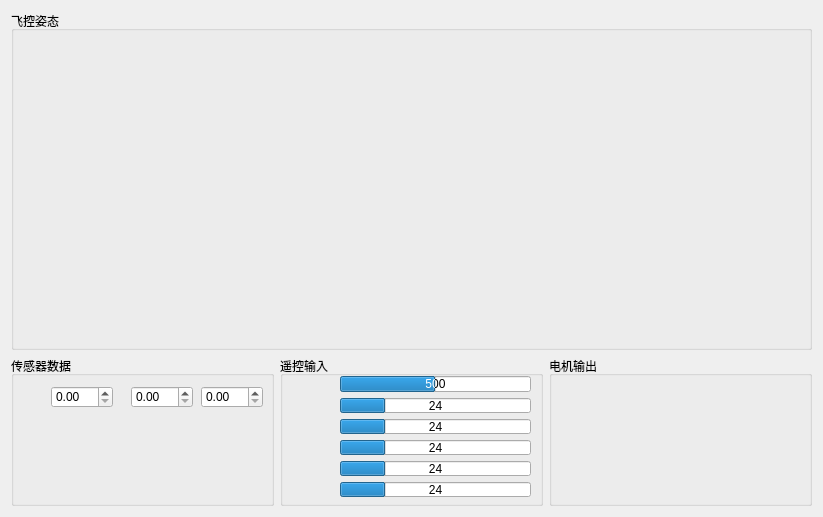
The window that software/ground/groundstation/statuspage.ui (nongxiaoming/WIFI_Copter) describes before a commit, drawn with Qt 5.
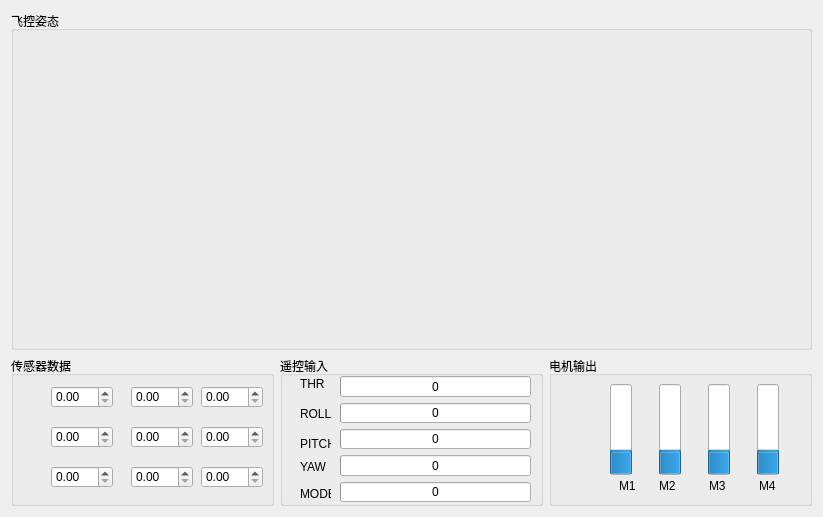
The same window after the commit. Custom widgets are drawn as their Qt base class.

Patch:
```diff
--- a/software/ground/groundstation/statuspage.ui
+++ b/software/ground/groundstation/statuspage.ui
@@ -97,6 +97,66 @@
           </rect>
          </property>
         </widget>
+        <widget class="QDoubleSpinBox" name="doubleSpinBox_4">
+         <property name="geometry">
+          <rect>
+           <x>190</x>
+           <y>70</y>
+           <width>62</width>
+           <height>22</height>
+          </rect>
+         </property>
+        </widget>
+        <widget class="QDoubleSpinBox" name="doubleSpinBox_5">
+         <property name="geometry">
+          <rect>
+           <x>40</x>
+           <y>70</y>
+           <width>62</width>
+           <height>22</height>
+          </rect>
+         </property>
+        </widget>
+        <widget class="QDoubleSpinBox" name="doubleSpinBox_6">
+         <property name="geometry">
+          <rect>
+           <x>120</x>
+           <y>70</y>
+           <width>62</width>
+           <height>22</height>
+          </rect>
+         </property>
+        </widget>
+        <widget class="QDoubleSpinBox" name="doubleSpinBox_13">
+         <property name="geometry">
+          <rect>
+           <x>190</x>
+           <y>110</y>
+           <width>62</width>
+           <height>22</height>
+          </rect>
+         </property>
+        </widget>
+        <widget class="QDoubleSpinBox" name="doubleSpinBox_14">
+         <property name="geometry">
+          <rect>
+           <x>120</x>
+           <y>110</y>
+           <width>62</width>
+           <height>22</height>
+          </rect>
+         </property>
+        </widget>
+        <widget class="QDoubleSpinBox" name="doubleSpinBox_15">
+         <property name="geometry">
+          <rect>
+           <x>40</x>
+           <y>110</y>
+           <width>62</width>
+           <height>22</height>
+          </rect>
+         </property>
+        </widget>
        </widget>
       </item>
       <item>
@@ -104,13 +164,13 @@
         <property name="title">
          <string>遥控输入</string>
         </property>
-        <widget class="QWidget" name="">
+        <widget class="QWidget" name="layoutWidget">
          <property name="geometry">
           <rect>
            <x>60</x>
            <y>20</y>
            <width>191</width>
-           <height>121</height>
+           <height>152</height>
           </rect>
          </property>
          <layout class="QVBoxLayout" name="verticalLayout_2">
@@ -123,7 +183,7 @@
              <number>1000</number>
             </property>
             <property name="value">
-             <number>500</number>
+             <number>0</number>
             </property>
             <property name="format">
              <string>%v</string>
@@ -133,7 +193,7 @@
           <item>
            <widget class="QProgressBar" name="progressBar">
             <property name="value">
-             <number>24</number>
+             <number>0</number>
             </property>
             <property name="format">
              <string>%p</string>
@@ -143,7 +203,7 @@
           <item>
            <widget class="QProgressBar" name="progressBar_7">
             <property name="value">
-             <number>24</number>
+             <number>0</number>
             </property>
             <property name="format">
              <string>%p</string>
@@ -153,7 +213,7 @@
           <item>
            <widget class="QProgressBar" name="progressBar_8">
             <property name="value">
-             <number>24</number>
+             <number>0</number>
             </property>
             <property name="format">
              <string>%p</string>
@@ -163,7 +223,7 @@
           <item>
            <widget class="QProgressBar" name="progressBar_4">
             <property name="value">
-             <number>24</number>
+             <number>0</number>
             </property>
             <property name="format">
              <string>%p</string>
@@ -182,6 +242,71 @@
           </item>
          </layout>
         </widget>
+        <widget class="QLabel" name="label">
+         <property name="geometry">
+          <rect>
+           <x>20</x>
+           <y>20</y>
+           <width>31</width>
+           <height>16</height>
+          </rect>
+         </property>
+         <property name="text">
+          <string>THR</string>
+         </property>
+        </widget>
+        <widget class="QLabel" name="label_2">
+         <property name="geometry">
+          <rect>
+           <x>20</x>
+           <y>50</y>
+           <width>31</width>
+           <height>16</height>
+          </rect>
+         </property>
+         <property name="text">
+          <string>ROLL</string>
+         </property>
+        </widget>
+        <widget class="QLabel" name="label_3">
+         <property name="geometry">
+          <rect>
+           <x>20</x>
+           <y>80</y>
+           <width>31</width>
+           <height>16</height>
+          </rect>
+         </property>
+         <property name="text">
+          <string>PITCH</string>
+         </property>
+        </widget>
+        <widget class="QLabel" name="label_4">
+         <property name="geometry">
+          <rect>
+           <x>20</x>
+           <y>100</y>
+           <width>31</width>
+           <height>21</height>
+          </rect>
+         </property>
+         <property name="text">
+          <string>YAW</string>
+         </property>
+        </widget>
+        <widget class="QLabel" name="label_5">
+         <property name="geometry">
+          <rect>
+           <x>20</x>
+           <y>130</y>
+           <width>31</width>
+           <height>16</height>
+          </rect>
+         </property>
+         <property name="text">
+          <string>MODE</string>
+         </property>
+        </widget>
        </widget>
       </item>
       <item>
@@ -189,6 +314,110 @@
         <property name="title">
          <string>电机输出</string>
         </property>
+        <widget class="QLabel" name="label_6">
+         <property name="geometry">
+          <rect>
+           <x>70</x>
+           <y>120</y>
+           <width>21</width>
+           <height>20</height>
+          </rect>
+         </property>
+         <property name="text">
+          <string>M1</string>
+         </property>
+        </widget>
+        <widget class="QLabel" name="label_7">
+         <property name="geometry">
+          <rect>
+           <x>110</x>
+           <y>120</y>
+           <width>21</width>
+           <height>20</height>
+          </rect>
+         </property>
+         <property name="text">
+          <string>M2</string>
+         </property>
+        </widget>
+        <widget class="QLabel" name="label_8">
+         <property name="geometry">
+          <rect>
+           <x>160</x>
+           <y>120</y>
+           <width>21</width>
+           <height>20</height>
+          </rect>
+         </property>
+         <property name="text">
+          <string>M3</string>
+         </property>
+        </widget>
+        <widget class="QLabel" name="label_9">
+         <property name="geometry">
+          <rect>
+           <x>210</x>
+           <y>120</y>
+           <width>21</width>
+           <height>20</height>
+          </rect>
+         </property>
+         <property name="text">
+          <string>M4</string>
+         </property>
+        </widget>
+        <widget class="QWidget" name="">
+         <property name="geometry">
+          <rect>
+           <x>40</x>
+           <y>28</y>
+           <width>211</width>
+           <height>91</height>
+          </rect>
+         </property>
+         <layout class="QHBoxLayout" name="horizontalLayout_2">
+          <item>
+           <widget class="QProgressBar" name="progressBar_3">
+            <property name="value">
+             <number>24</number>
+            </property>
+            <property name="orientation">
+             <enum>Qt::Vertical</enum>
+            </property>
+           </widget>
+          </item>
+          <item>
+           <widget class="QProgressBar" name="progressBar_6">
+            <property name="value">
+             <number>24</number>
+            </property>
+            <property name="orientation">
+             <enum>Qt::Vertical</enum>
+            </property>
+           </widget>
+          </item>
+          <item>
+           <widget class="QProgressBar" name="progressBar_9">
+            <property name="value">
+             <number>24</number>
+            </property>
+            <property name="orientation">
+             <enum>Qt::Vertical</enum>
+            </property>
+           </widget>
+          </item>
+          <item>
+           <widget class="QProgressBar" name="progressBar_10">
+            <property name="value">
+             <number>24</number>
+            </property>
+            <property name="orientation">
+             <enum>Qt::Vertical</enum>
+            </property>
+           </widget>
+          </item>
+         </layout>
+        </widget>
        </widget>
       </item>
      </layout>
```
